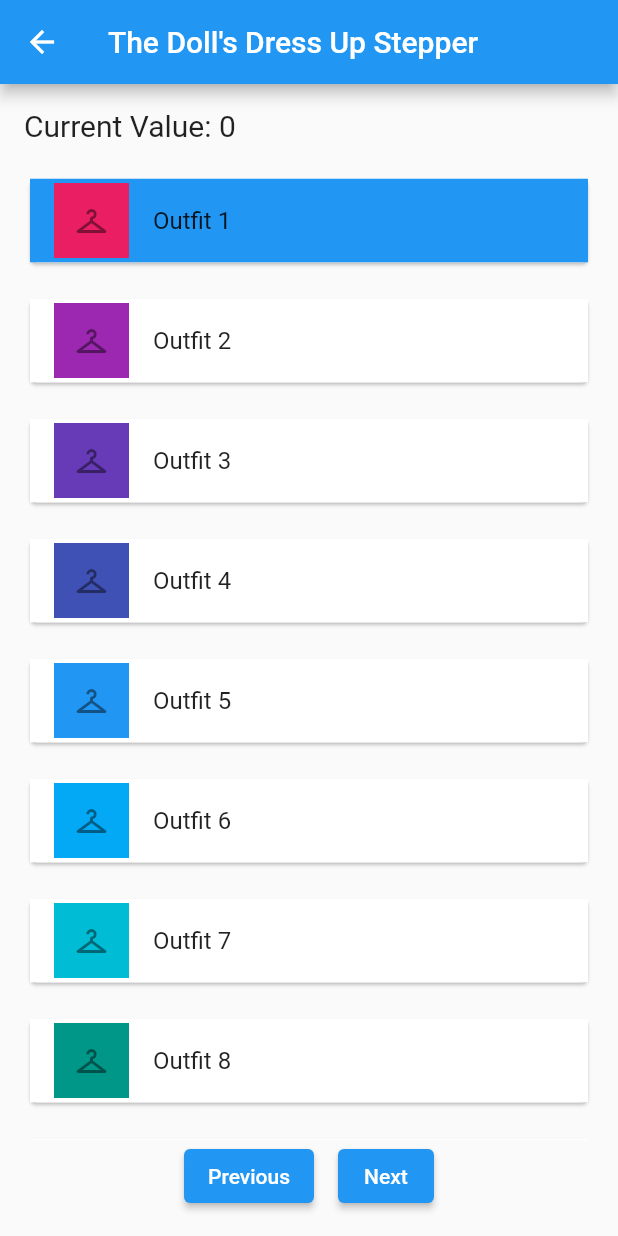
After one commit to develonursahin/neon_apps_academy, a Flutter app: the StepperScreen screen opened directly, on a phone screen of 412 x 824 dp. The commit adds this screen. Run offline on Flutter 3.47's test engine with Material 2 defaults, Android fonts, the phone set to English and light mode, and no system bars; our stand-ins replace carousel_slider, charts_flutter, flutter_rating_bar, shared_preferences; missing offline and left inert: flutter_shake_animated; accounts and stored records are empty.

Commit message:
add: Stepper

```diff
--- a/4- UI Widgets/ui_widgets_app/lib/main.dart
+++ b/4- UI Widgets/ui_widgets_app/lib/main.dart
@@ -2,6 +2,7 @@ import 'package:flutter/material.dart';
 import 'package:ui_widgets_app/views/button_view.dart';
 import 'package:ui_widgets_app/views/container_view.dart';
 import 'package:ui_widgets_app/views/slider_view.dart';
+import 'package:ui_widgets_app/views/stepper_view.dart';
 import 'package:ui_widgets_app/views/switch_view.dart';
 import 'package:ui_widgets_app/views/textfield_view.dart';
 
@@ -74,6 +75,8 @@ class ContainerGrid extends StatelessWidget {
                         return SliderScreen();
                       case 'Switch':
                         return SwitchScreen();
+                      case 'Stepper':
+                        return StepperScreen();
                       default:
                         return ContainerScreen();
                     }
--- /dev/null
+++ b/4- UI Widgets/ui_widgets_app/lib/views/stepper_view.dart
@@ -0,0 +1,82 @@
+import 'package:flutter/material.dart';
+
+class StepperScreen extends StatefulWidget {
+  StepperScreen({Key? key}) : super(key: key);
+
+  @override
+  _StepperScreenState createState() => _StepperScreenState();
+}
+
+class _StepperScreenState extends State<StepperScreen> {
+  int currentValue = 0;
+
+  @override
+  Widget build(BuildContext context) {
+    return Scaffold(
+      appBar: AppBar(
+        title: const Text('The Doll\'s Dress Up Stepper'),
+      ),
+      body: Container(
+        padding: const EdgeInsets.all(16),
+        child: Column(
+          crossAxisAlignment: CrossAxisAlignment.start,
+          children: [
+            Text(
+              'Current Value: $currentValue',
+              style: TextStyle(fontSize: 20),
+            ),
+            SizedBox(height: 20),
+            Expanded(
+              child: ListView.builder(
+                physics: BouncingScrollPhysics(),
+                itemCount: 11,
+                itemBuilder: (context, index) {
+                  return Container(
+                    margin: EdgeInsets.only(bottom: 16),
+                    child: Card(
+                      child: ListTile(
+                        title: Text('Outfit ${index + 1}'),
+                        tileColor: currentValue ~/ 5 == index
+                            ? Colors.blue
+                            : Colors.white,
+                        leading: Container(
+                          width: 50,
+                          height: 50,
+                          color: Colors
+                              .primaries[(index + 1) % Colors.primaries.length],
+                          child: Icon(Icons.checkroom_outlined),
+                        ),
+                      ),
+                    ),
+                  );
+                },
+              ),
+            ),
+            Row(
+              mainAxisAlignment: MainAxisAlignment.center,
+              children: [
+                ElevatedButton(
+                  onPressed: () {
+                    setState(() {
+                      currentValue = (currentValue - 5).clamp(0, 50);
+                    });
+                  },
+                  child: Text('Previous'),
+                ),
+                SizedBox(width: 16),
+                ElevatedButton(
+                  onPressed: () {
+                    setState(() {
+                      currentValue = (currentValue + 5).clamp(0, 50);
+                    });
+                  },
+                  child: Text('Next'),
+                ),
+              ],
+            ),
+          ],
+        ),
+      ),
+    );
+  }
+}
```
